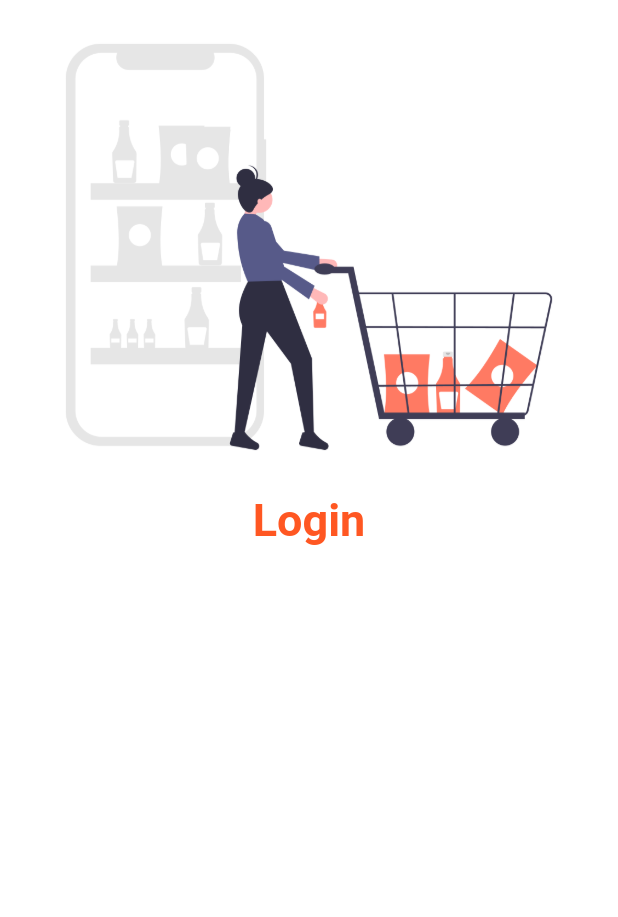
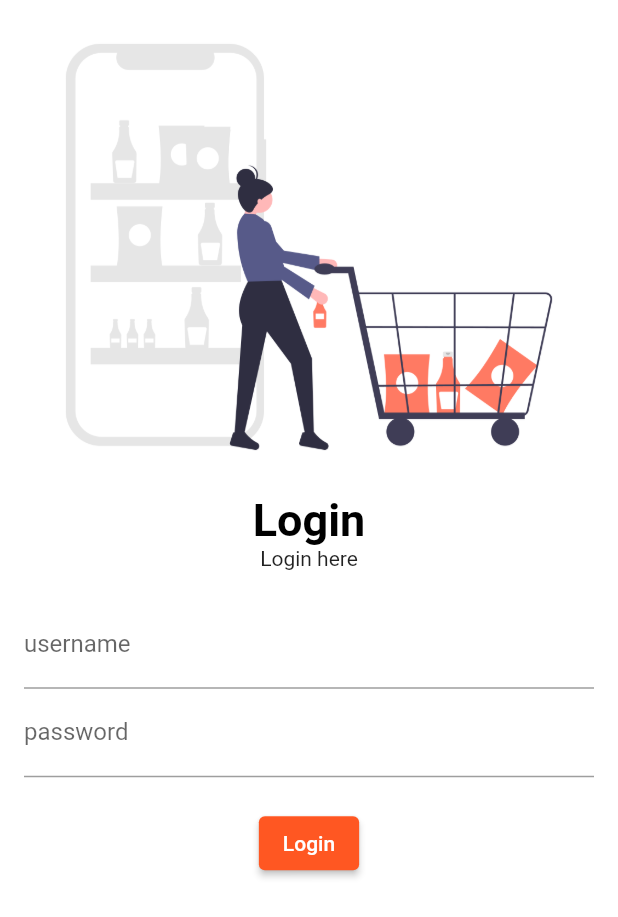
Before and after one commit to ayush0525/flutter, a Flutter app: the screen it shows after launch, on a phone screen of 412 x 824 dp. Shown: the top 917 px of the screen. Run offline on Flutter 3.47's test engine with Material 2 defaults, Android fonts, the phone set to English and light mode, and no system bars; our stand-ins replace google_fonts.

Commit message:
day2 completed

```diff
--- a/lib/main.dart
+++ b/lib/main.dart
@@ -1,6 +1,6 @@
 import 'package:flutter/material.dart';
 import 'package:flutter_application_1/page/login_page.dart';
-
+import 'package:google_fonts/google_fonts.dart';
 import 'page/home_page.dart';
 
 void main() {
@@ -13,7 +13,9 @@ class MyApp extends StatelessWidget {
     return MaterialApp(
       debugShowCheckedModeBanner: false,
       themeMode: ThemeMode.light,
-      theme: ThemeData(primarySwatch: Colors.deepOrange),
+      theme: ThemeData(
+          primarySwatch: Colors.deepOrange,
+          primaryTextTheme: GoogleFonts.lacquerTextTheme()),
       darkTheme: ThemeData(
         brightness: Brightness.dark,
       ),
--- a/lib/page/login_page.dart
+++ b/lib/page/login_page.dart
@@ -9,15 +9,46 @@ class LoginPage extends StatelessWidget {
         children: [
           Image.asset(
             "assets/images/login.png",
-            fit: BoxFit.contain,
+            fit: BoxFit.fitHeight,
           ),
+          //SizedBox(
+          //  height: 00.0,
+          // ),
           Text(
             "Login",
             style: TextStyle(
-                fontSize: 30,
-                fontWeight: FontWeight.bold,
-                color: Colors.deepOrange),
+                fontSize: 30, fontWeight: FontWeight.bold, color: Colors.black),
           ),
+          SizedBox(
+            height: 20.0,
+            child: Text("Login here"),
+          ),
+          Padding(
+            padding: const EdgeInsets.all(16.0),
+            child: Column(
+              children: [
+                TextFormField(
+                  decoration: InputDecoration(
+                      hintText: "Enter User Name", labelText: "username"),
+                ),
+                TextFormField(
+                  obscureText: true,
+                  decoration: InputDecoration(
+                      hintText: "Enter Password", labelText: "password"),
+                ),
+                SizedBox(
+                  height: 20.0,
+                ),
+                ElevatedButton(
+                  onPressed: () {
+                    print("OyeMart");
+                  },
+                  child: Text("Login"),
+                  style: TextButton.styleFrom(),
+                ),
+              ],
+            ),
+          )
         ],
       ),
     );
```
